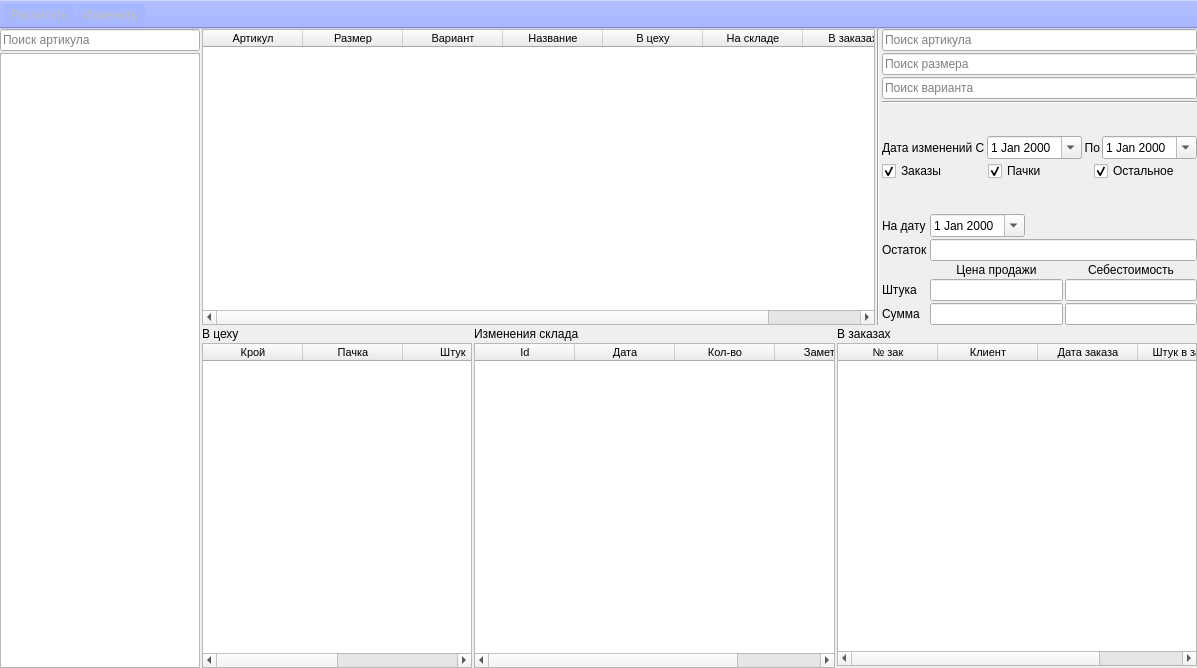
Qt form ui/warehouse_product_info_2.ui (Meller008/CRM-Avi) before a commit.
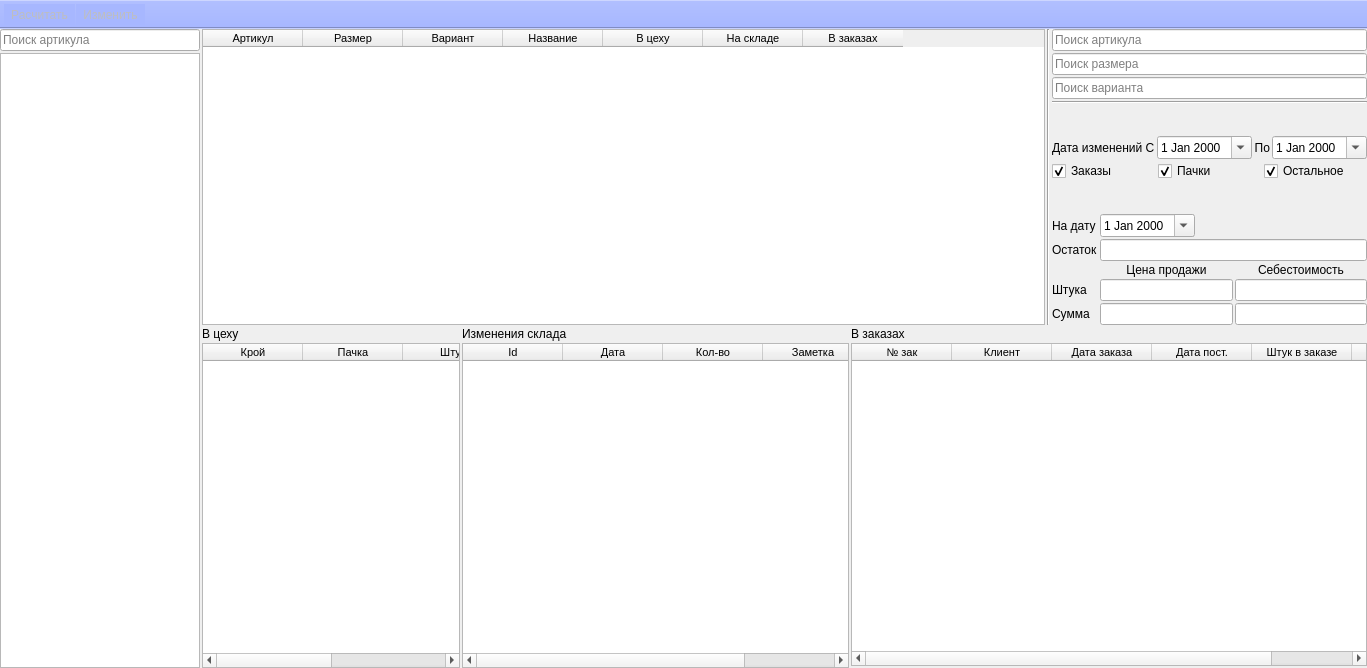
The same form after that commit.

Commit message: Работа - Добавление колонок в склады

The edit to the form file:
```diff
--- a/ui/warehouse_product_info_2.ui
+++ b/ui/warehouse_product_info_2.ui
@@ -6,7 +6,7 @@
    <rect>
     <x>0</x>
     <y>0</y>
-    <width>1197</width>
+    <width>1367</width>
     <height>668</height>
    </rect>
   </property>
@@ -477,7 +477,7 @@
        </widget>
       </item>
       <item row="2" column="1">
-       <layout class="QGridLayout" name="gridLayout_3" columnstretch="3,4,4">
+       <layout class="QGridLayout" name="gridLayout_3" columnstretch="2,3,4">
         <item row="1" column="0" rowspan="2">
          <widget class="QTableWidget" name="tw_workshop">
           <property name="font">
@@ -567,11 +567,21 @@
             <string>Дата заказа</string>
            </property>
           </column>
+          <column>
+           <property name="text">
+            <string>Дата пост.</string>
+           </property>
+          </column>
           <column>
            <property name="text">
             <string>Штук в заказе</string>
            </property>
           </column>
+          <column>
+           <property name="text">
+            <string>Пункт разг.</string>
+           </property>
+          </column>
          </widget>
         </item>
         <item row="1" column="1" rowspan="2">
```
The commit also changes 1 other file.
